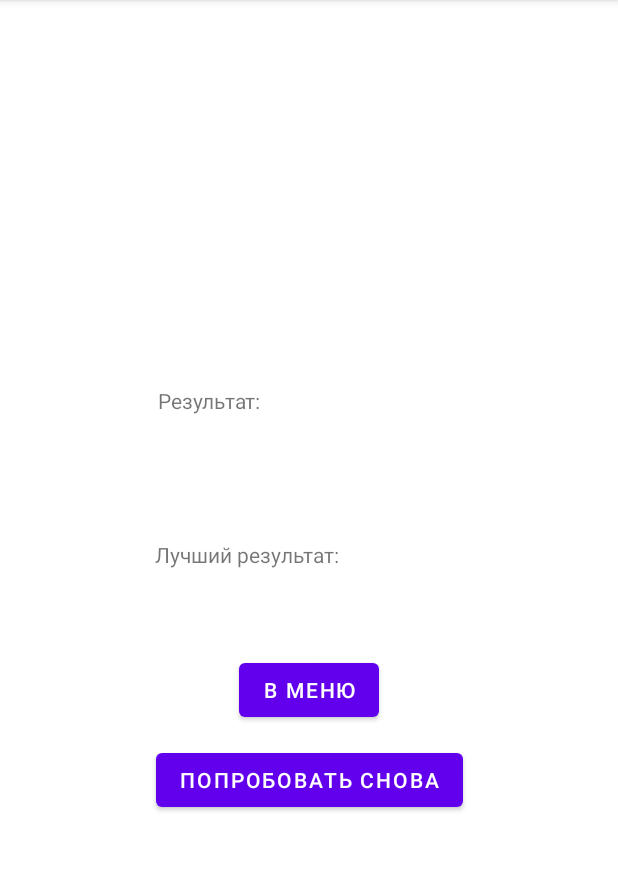
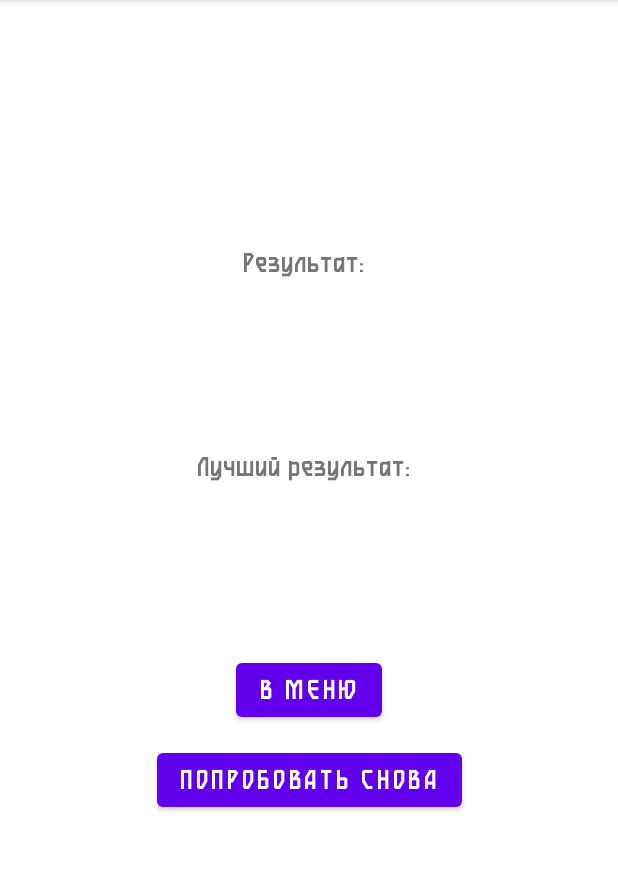
Before and after one commit to Eg0r4ik77/Brain-Dash, an Android app: the fragment GameOverFragment placed in its activity, on a phone screen of 412 x 824 dp, the part 84-955 px from its top. Run offline under Robolectric (Android 15) with nearby library versions, the phone set to English and light mode, and no system bars; 3 statements that could not run were skipped.

Commit message:
add font

```diff
--- a/app/src/main/res/layout/activity_game_panel.xml
+++ b/app/src/main/res/layout/activity_game_panel.xml
@@ -26,6 +26,8 @@
         android:layout_marginTop="32dp"
         android:layout_marginEnd="108dp"
         android:text="0"
+        android:textSize="20sp"
+        android:fontFamily="@font/button_font"
         android:textAlignment="center"
         android:textColor="@color/white"
         app:layout_constraintEnd_toEndOf="parent"
@@ -40,6 +42,8 @@
         android:layout_marginBottom="52dp"
         android:textAlignment="center"
         android:textColor="@color/white"
+        android:textSize="20sp"
+        android:fontFamily="@font/button_font"
         app:layout_constraintBottom_toTopOf="@+id/score_text"
         app:layout_constraintEnd_toEndOf="parent"
         app:layout_constraintTop_toTopOf="parent"
--- a/app/src/main/res/layout/activity_main_menu.xml
+++ b/app/src/main/res/layout/activity_main_menu.xml
@@ -23,6 +23,8 @@
             android:layout_height="wrap_content"
             android:layout_marginBottom="5dp"
             android:layout_weight="1"
+            android:fontFamily="@font/button_font"
+            android:textSize="20sp"
             android:backgroundTint="@color/purple_2"
             android:text="@string/battle" />
 
@@ -31,6 +33,8 @@
             android:layout_width="match_parent"
             android:layout_height="wrap_content"
             android:layout_weight="1"
+            android:fontFamily="@font/button_font"
+            android:textSize="20sp"
             android:layout_marginBottom="5dp"
             android:backgroundTint="@color/purple_2"
             android:text="@string/training" />
@@ -39,7 +43,9 @@
             android:id="@+id/warm_up_button"
             android:layout_width="match_parent"
             android:layout_height="wrap_content"
+            android:textSize="20sp"
             android:layout_weight="1"
+            android:fontFamily="@font/button_font"
             android:backgroundTint="@color/purple_2"
             android:text="@string/warm_up"
             />
--- a/app/src/main/res/layout/fragment_game_over.xml
+++ b/app/src/main/res/layout/fragment_game_over.xml
@@ -17,6 +17,8 @@
             android:layout_height="wrap_content"
             android:layout_marginBottom="224dp"
             android:text="@string/restart"
+            android:textSize="20sp"
+            android:fontFamily="@font/button_font"
             app:layout_constraintBottom_toBottomOf="parent"
             app:layout_constraintEnd_toEndOf="parent"
             app:layout_constraintStart_toStartOf="parent" />
@@ -25,9 +27,13 @@
             android:id="@+id/result_score_text"
             android:layout_width="202dp"
             android:layout_height="51dp"
-            android:layout_marginTop="257dp"
+            android:layout_marginTop="164dp"
             android:text="Результат: "
+            android:textAlignment="center"
+            android:textSize="20sp"
+            android:fontFamily="@font/button_font"
             app:layout_constraintEnd_toEndOf="parent"
+            app:layout_constraintHorizontal_bias="0.497"
             app:layout_constraintStart_toStartOf="parent"
             app:layout_constraintTop_toTopOf="parent" />
 
@@ -35,10 +41,14 @@
             android:id="@+id/best_score_text"
             android:layout_width="206dp"
             android:layout_height="52dp"
-            android:layout_marginBottom="24dp"
+            android:layout_marginBottom="84dp"
             android:text="Лучший результат: "
+            android:textSize="20sp"
+            android:fontFamily="@font/button_font"
+            android:textAlignment="center"
             app:layout_constraintBottom_toTopOf="@+id/to_menu_button"
             app:layout_constraintEnd_toEndOf="parent"
+            app:layout_constraintHorizontal_bias="0.497"
             app:layout_constraintStart_toStartOf="parent" />
 
         <Button
@@ -47,6 +57,8 @@
             android:layout_height="wrap_content"
             android:layout_marginBottom="12dp"
             android:text="@string/to_menu"
+            android:textSize="20sp"
+            android:fontFamily="@font/button_font"
             app:layout_constraintBottom_toTopOf="@+id/restart_button"
             app:layout_constraintEnd_toEndOf="parent"
             app:layout_constraintStart_toStartOf="parent" />
--- a/app/src/main/res/layout/fragment_games_menu.xml
+++ b/app/src/main/res/layout/fragment_games_menu.xml
@@ -24,6 +24,8 @@
                 android:layout_height="wrap_content"
                 android:layout_marginBottom="5dp"
                 android:layout_weight="1"
+                android:textSize="20sp"
+                android:fontFamily="@font/button_font"
                 android:backgroundTint="@color/purple_2"
                 android:text="@string/schulte_table"
                 android:textAllCaps="false"/>
@@ -33,6 +35,8 @@
                 android:layout_width="match_parent"
                 android:layout_height="wrap_content"
                 android:layout_weight="1"
+                android:textSize="20sp"
+                android:fontFamily="@font/button_font"
                 android:layout_marginBottom="5dp"
                 android:backgroundTint="@color/purple_2"
                 android:text="@string/drawing"
@@ -43,6 +47,8 @@
                 android:layout_width="match_parent"
                 android:layout_height="wrap_content"
                 android:layout_weight="1"
+                android:textSize="20sp"
+                android:fontFamily="@font/button_font"
                 android:backgroundTint="@color/purple_2"
                 android:text="@string/calculate_expression"
                 android:textAllCaps="false"/>
```
Also changed, not shown: app/src/main/res/layout/fragment_game_description.xml (+6 -1 lines), app/src/main/res/font/button_font.otf (added), app/src/main/res/font/button_font2.otf (added).
